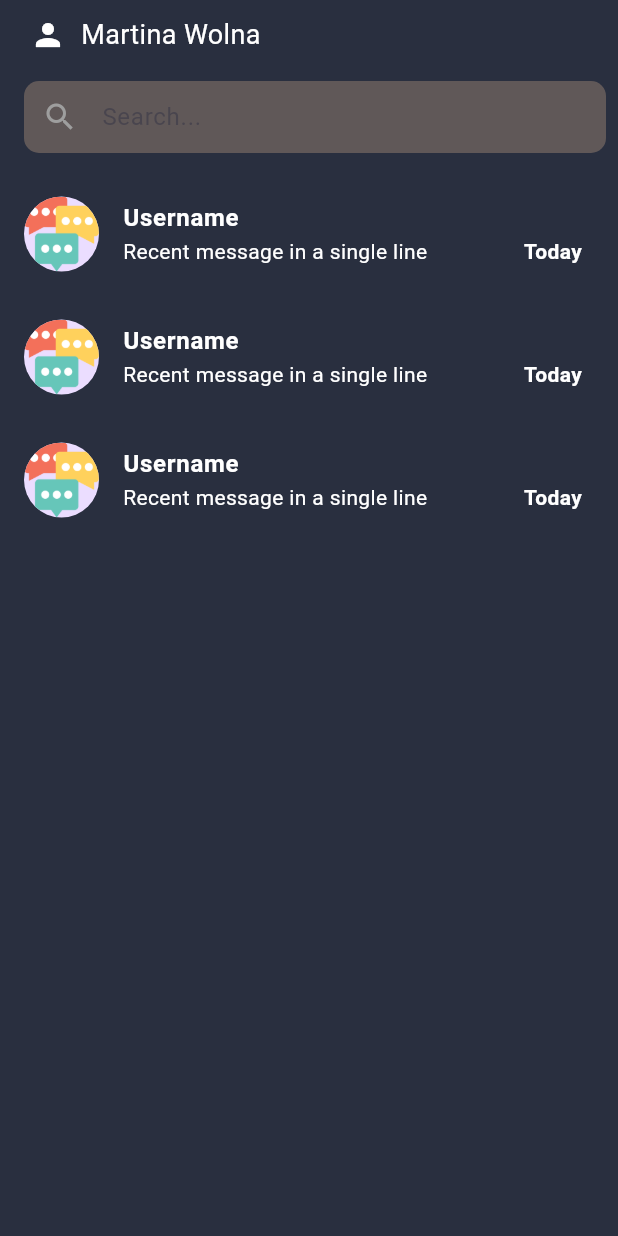
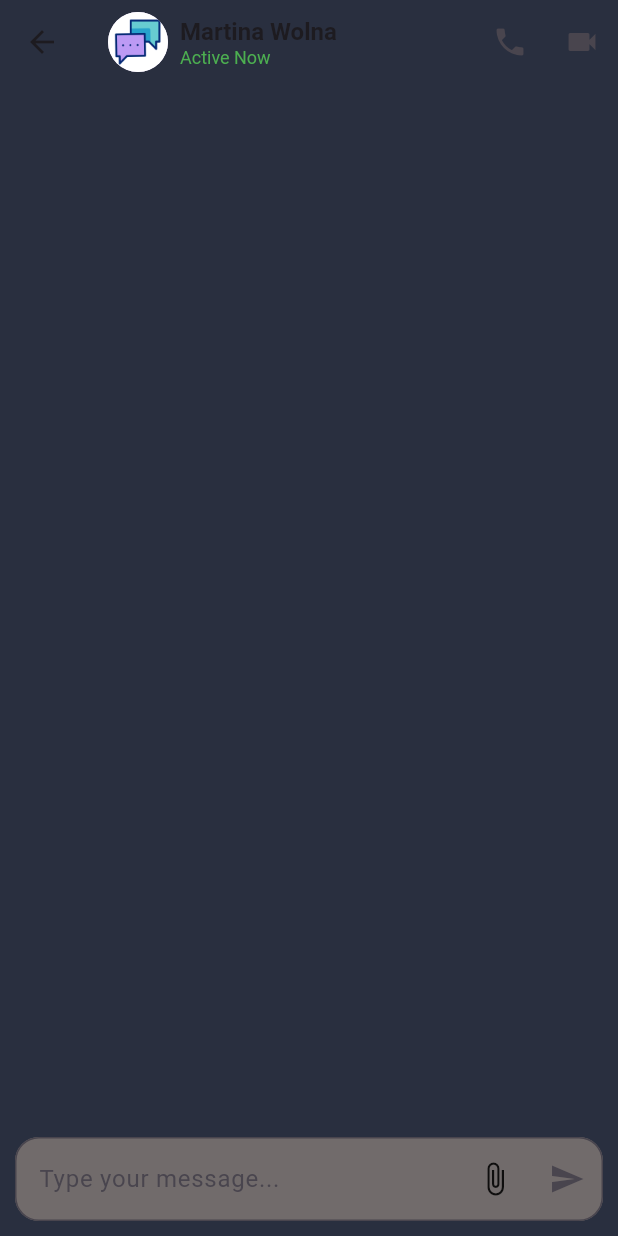
Before and after one commit to sabeerkt/TalkFlick, a Flutter app: the ChatRoom screen opened directly, after a tap on "Username", on a phone screen of 412 x 824 dp. Run offline on Flutter 3.47's test engine with Material 3 defaults, Android fonts, the phone set to English and light mode, and no system bars.

Commit message:
first commit

```diff
--- a/lib/constant/const.dart
+++ b/lib/constant/const.dart
@@ -1,3 +1,4 @@
 import 'package:flutter/material.dart';
 
 const gradient = [Colors.deepOrange, Colors.white];
+const bgColor = [ Color(0xFF292F3F),];
--- /dev/null
+++ b/lib/view/chat_page.dart
@@ -0,0 +1,182 @@
+import 'package:flutter/material.dart';
+
+class ChatPage extends StatefulWidget {
+  const ChatPage({Key? key}) : super(key: key);
+
+  @override
+  State<ChatPage> createState() => _ChatPageState();
+}
+
+class _ChatPageState extends State<ChatPage> {
+  TextEditingController _messageController = TextEditingController();
+  List<String> messages = [];
+
+  @override
+  Widget build(BuildContext context) {
+    return Scaffold(
+      backgroundColor: const Color(0xFF292F3F),
+      appBar: AppBar(
+        backgroundColor: const Color(0xFF292F3F),
+        leading: IconButton(
+          icon: Icon(Icons.arrow_back),
+          onPressed: () {
+            Navigator.pop(context);
+          },
+        ),
+        title: Row(
+          children: [
+            CircleAvatar(
+              radius: 20,
+              backgroundImage: AssetImage('assets/chat.gif'),
+            ),
+            SizedBox(width: 8),
+            Column(
+              crossAxisAlignment: CrossAxisAlignment.start,
+              children: [
+                Text(
+                  "Martina Wolna",
+                  style: TextStyle(
+                    fontSize: 16,
+                    fontWeight: FontWeight.bold,
+                  ),
+                ),
+                Text(
+                  "Active Now",
+                  style: TextStyle(
+                    fontSize: 12,
+                    color: Colors.green,
+                  ),
+                ),
+              ],
+            ),
+          ],
+        ),
+        actions: [
+          IconButton(
+            icon: Icon(Icons.phone),
+            onPressed: () {
+              // Handle phone call action
+            },
+          ),
+          IconButton(
+            icon: Icon(Icons.videocam),
+            onPressed: () {
+              // Handle video call action
+            },
+          ),
+        ],
+      ),
+      body: Column(
+        children: [
+          Expanded(
+            child: ListView.builder(
+              itemCount: messages.length,
+              itemBuilder: (context, index) => MessageTile(
+                message: messages[index],
+                isCurrentUser: index % 2 == 0,
+              ),
+            ),
+          ),
+          Padding(
+            padding: const EdgeInsets.all(10),
+            child: Row(
+              children: [
+                Expanded(
+                  child: Stack(
+                    children: [
+                      TextField(
+                        controller: _messageController,
+                        decoration: InputDecoration(
+                          hintText: 'Type your message...',
+                          fillColor: const Color.fromARGB(255, 113, 107, 107),
+                          filled: true,
+                          border: OutlineInputBorder(
+                            borderRadius: BorderRadius.circular(16.0),
+                          ),
+                        ),
+                      ),
+                      Positioned(
+                        right: 0,
+                        bottom: 0,
+                        top: 0,
+                        child: Row(
+                          mainAxisSize: MainAxisSize.min,
+                          children: [
+                            PopupMenuButton<String>(
+                              icon: Icon(Icons.attach_file),
+                              onSelected: (value) {
+                                // Handle menu item selection
+                                if (value == 'camera') {
+                                  // Handle camera action
+                                } else if (value == 'video') {
+                                  // Handle video action
+                                } else if (value == 'location') {
+                                  // Handle location action
+                                }
+                              },
+                              itemBuilder: (BuildContext context) {
+                                return ['Camera', 'Video', 'Location']
+                                    .map((String choice) {
+                                  return PopupMenuItem<String>(
+                                    value: choice.toLowerCase(),
+                                    child: Text(choice),
+                                  );
+                                }).toList();
+                              },
+                            ),
+                            IconButton(
+                              icon: Icon(Icons.send),
+                              onPressed: () {
+                                if (_messageController.text.isNotEmpty) {
+                                  setState(() {
+                                    messages.add(_messageController.text);
+                                    _messageController.clear();
+                                  });
+                                }
+                              },
+                            ),
+                          ],
+                        ),
+                      ),
+                    ],
+                  ),
+                ),
+              ],
+            ),
+          ),
+        ],
+      ),
+    );
+  }
+}
+
+class MessageTile extends StatelessWidget {
+  final String message;
+  final bool isCurrentUser;
+
+  MessageTile({required this.message, required this.isCurrentUser});
+
+  @override
+  Widget build(BuildContext context) {
+    return Container(
+      margin: EdgeInsets.symmetric(vertical: 8.0, horizontal: 16.0),
+      child: Row(
+        mainAxisAlignment:
+            isCurrentUser ? MainAxisAlignment.end : MainAxisAlignment.start,
+        children: [
+          Container(
+            padding: EdgeInsets.all(8.0),
+            decoration: BoxDecoration(
+              color: isCurrentUser ? Colors.blue : Colors.green,
+              borderRadius: BorderRadius.circular(8.0),
+            ),
+            child: Text(
+              message,
+              style: TextStyle(color: Colors.white),
+            ),
+          ),
+        ],
+      ),
+    );
+  }
+}
--- a/lib/view/chat_room.dart
+++ b/lib/view/chat_room.dart
@@ -13,10 +13,6 @@ class _ChatRoomState extends State<ChatRoom> {
   @override
   Widget build(BuildContext context) {
     // Set the status bar color
-    SystemChrome.setSystemUIOverlayStyle(const SystemUiOverlayStyle(
-      statusBarColor: Color(0xFF292F3F),
-      statusBarIconBrightness: Brightness.light,
-    ));
 
     return Scaffold(
       backgroundColor: const Color(0xFF292F3F),
@@ -29,10 +25,10 @@ class _ChatRoomState extends State<ChatRoom> {
                 SizedBox(
                   width: 10,
                 ),
-                Icon(
-                  Icons.person,
-                  size: 24, // Set the icon size
-                  color: Colors.white, // Set the icon color
+                CircleAvatar(
+                  radius: 15, // Set the radius of the circular image
+                  backgroundImage:
+                      AssetImage('assets/chat.png'), // Replace with your image
                 ),
                 SizedBox(width: 10),
                 Text(
--- a/lib/view/widget/list_tile.dart
+++ b/lib/view/widget/list_tile.dart
@@ -1,3 +1,4 @@
+import 'package:chat/view/chat_page.dart';
 import 'package:flutter/material.dart';
 
 class MyListTile extends StatefulWidget {
@@ -47,6 +48,13 @@ class _MyListTileState extends State<MyListTile> {
       ),
       onTap: () {
         // Handle the onTap action
+        Navigator.push(
+          context,
+          MaterialPageRoute(
+            builder: (context) =>
+                ChatPage(), // Replace YourNextPage with the actual widget for the next page
+          ),
+        );
       },
     );
   }
```
Also changed, not shown: lib/view/group_Message.dart (+26 -1 lines), lib/view/profile.dart (added, +19 -0 lines), lib/view/setting.dart (+30 -2 lines), lib/view/widget/cal_tile.dart (+22 -18 lines), lib/view/widget/setting_tile.dart (added, +44 -0 lines), pubspec.lock.
